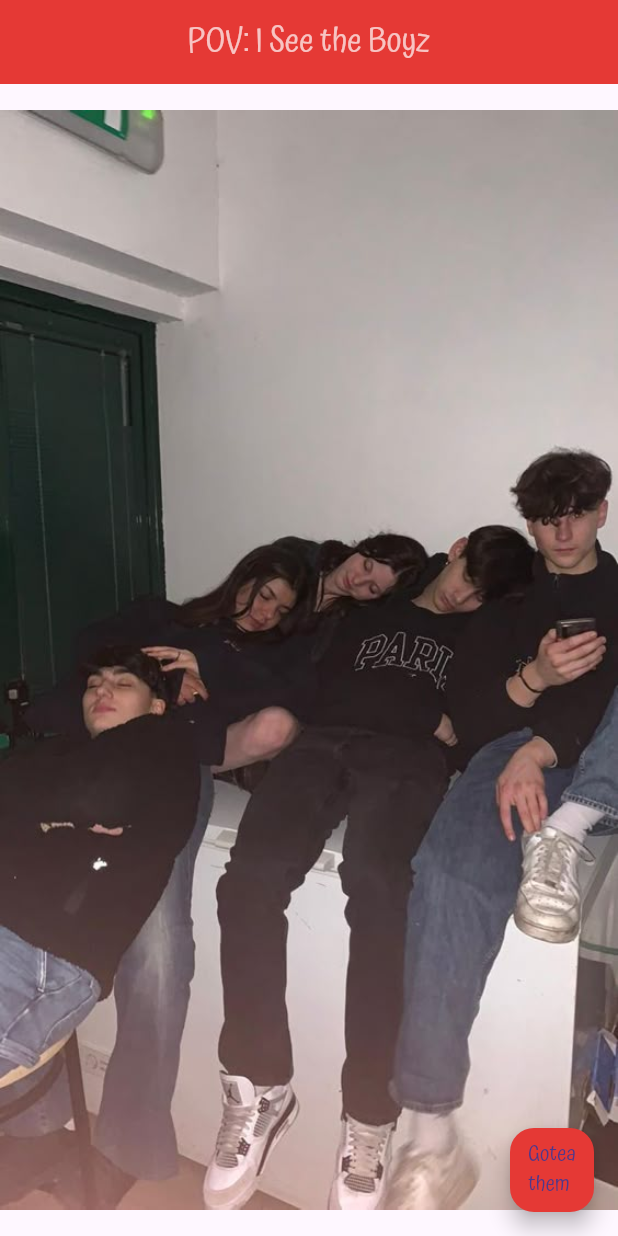
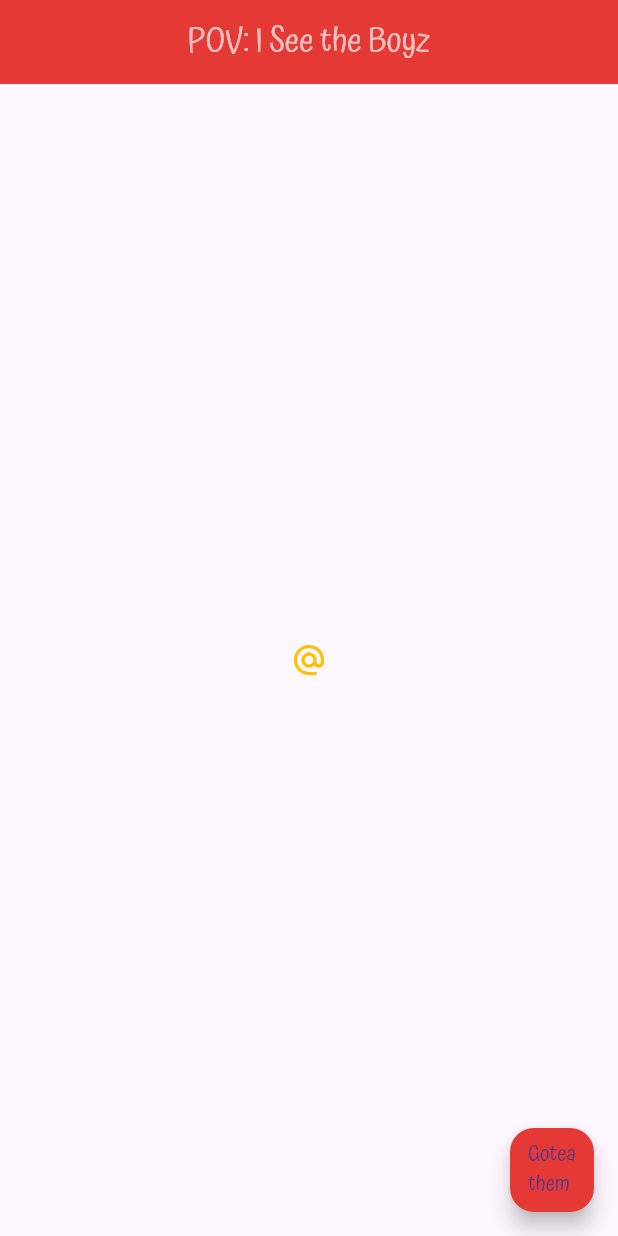
Before and after one commit to MutukuBrian/Learning-Dart-and-Flutter-with-AI, a Flutter app: the screen it shows after launch, on a phone screen of 412 x 824 dp. Run offline on Flutter 3.47's test engine with Material 3 defaults, Android fonts, the phone set to English and light mode, and no system bars.

Commit message:
finish buttons and icons

```diff
--- a/FlutterPractice/my_first_app/lib/main.dart
+++ b/FlutterPractice/my_first_app/lib/main.dart
@@ -14,19 +14,22 @@ class Home extends StatelessWidget{
         appBar: AppBar(
           title: Text(
             'POV: I See the Boyz',
-            style: TextStyle(
-              fontFamily:'Atma',
-              color: Colors.white70,
-            ),//Textstyle
+            style: TextStyle(fontFamily:'Atma', color:Colors.white70),
           ),
           centerTitle: true,
           backgroundColor: Colors.red[600],
         ),
         body: Center(
-          child: Image.asset('assets/pals3.jpg'),
+          child: IconButton(
+            onPressed: () {
+              print("Button clicked!");
+            }, icon: Icon(Icons.alternate_email),
+            color: Colors.amber,
 
 
+          ),
         ),
+
         floatingActionButton: FloatingActionButton(
           onPressed: (){},
           child: Text("Gotea\nthem",
```
